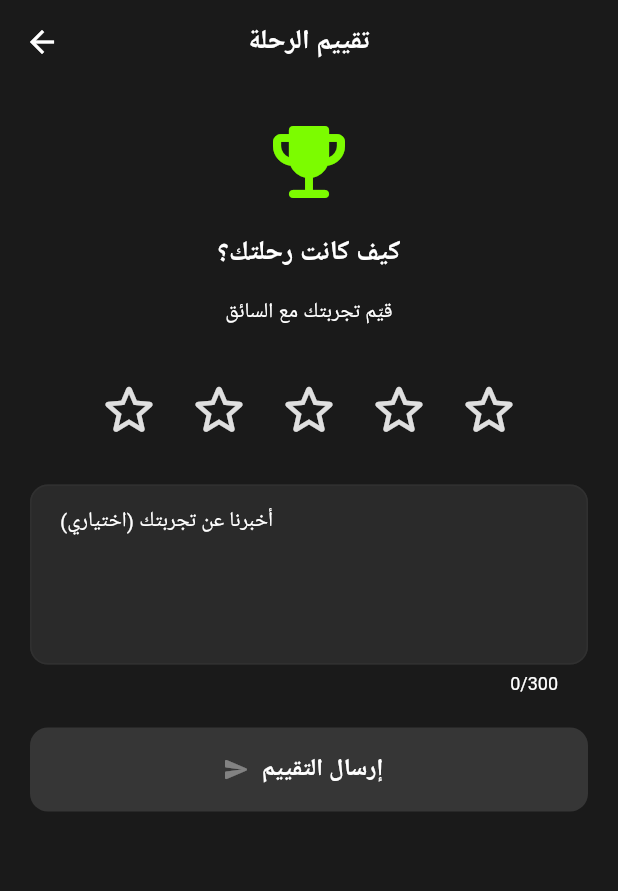
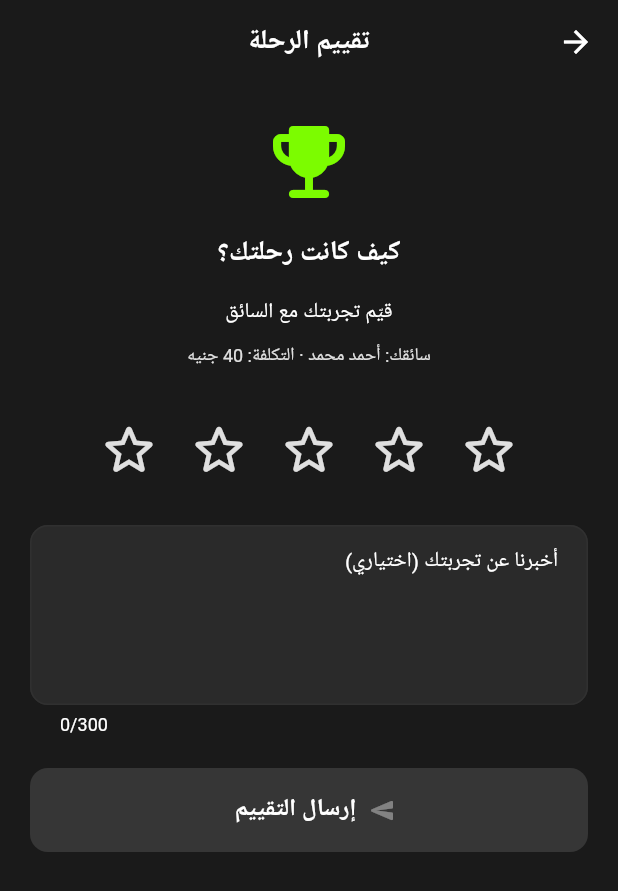
Before and after one commit to Ka900900/wasalny_rider, a Flutter app: the ActiveTripScreen screen opened by its route, after a tap on "تمت الرحلة", on a phone screen of 412 x 824 dp. Shown: the top 891 px of the screen. Run offline on Flutter 3.47's test engine with Material 3 defaults, Android fonts, the phone set to English and light mode, and no system bars; our stand-ins replace dio, firebase_auth, firebase_core, firebase_crashlytics, geolocator, google_fonts and 3 more; missing offline and left inert: flutter_osm_plugin; accounts and stored records are empty; network calls fail; Roboto replaces fonts that are missing (Cairo).

Commit message:
fix: complete app polish - pass tests, Firebase logout, RTL Arabic, splash retry, rating context

```diff
--- a/lib/features/profile/profile_screen.dart
+++ b/lib/features/profile/profile_screen.dart
@@ -1,6 +1,7 @@
 import 'package:flutter/material.dart';
 
 import 'package:wasalny_rider/core/services/api_service.dart';
+import 'package:wasalny_rider/core/services/auth_service.dart';
 import 'package:wasalny_rider/core/theme/app_theme.dart';
 
 /// Passenger profile screen.
@@ -52,7 +53,8 @@ class _ProfileScreenState extends State<ProfileScreen> {
   String get _email => _profile?['email'] as String? ?? '';
 
   Future<void> _logout() async {
-    ApiService.instance.clearToken();
+    // End the Firebase session AND clear the stored JWT before leaving.
+    await AuthService.instance.signOut();
     if (!mounted) return;
     Navigator.pushNamedAndRemoveUntil(context, '/login', (_) => false);
   }
--- a/lib/features/trip/active_trip_screen.dart
+++ b/lib/features/trip/active_trip_screen.dart
@@ -6,6 +6,7 @@ import 'package:flutter_osm_plugin/flutter_osm_plugin.dart' as osm;
 
 import 'package:wasalny_rider/core/theme/app_theme.dart';
 import 'package:wasalny_rider/core/utils/logger.dart';
+import 'package:wasalny_rider/features/trip/trip_rating_screen.dart';
 
 /// Arguments passed from the ride-options flow to [ActiveTripScreen].
 class ActiveTripArgs {
@@ -66,6 +67,10 @@ class _ActiveTripScreenState extends State<ActiveTripScreen> {
     payment: 'cash',
     fare: 40,
   );
+
+  // Simulated driver info (will come from the backend/socket later).
+  static const String _driverName = 'أحمد محمد';
+  static const String _driverCar = 'Hyundai Elantra · ١٢٣٤ أ ب ج';
 
   late final ActiveTripArgs _args;
   late final osm.MapController mapController;
@@ -218,7 +223,11 @@ class _ActiveTripScreenState extends State<ActiveTripScreen> {
   }
 
   void _completeTrip() {
-    Navigator.pushReplacementNamed(context, '/rating');
+    Navigator.pushReplacementNamed(
+      context,
+      '/rating',
+      arguments: TripRatingArgs(fare: _args.fare, driverName: _driverName),
+    );
   }
 
   void _callDriver() {
@@ -353,9 +362,9 @@ class _ActiveTripScreenState extends State<ActiveTripScreen> {
                     child: Column(
                       crossAxisAlignment: CrossAxisAlignment.start,
                       children: [
-                        Text('أحمد محمد', style: AppTextStyles.titleMedium),
+                        Text(_driverName, style: AppTextStyles.titleMedium),
                         Text(
-                          'Hyundai Elantra · ١٢٣٤ أ ب ج',
+                          _driverCar,
                           style: AppTextStyles.bodySmall,
                         ),
                       ],
--- a/lib/features/trip/trip_rating_screen.dart
+++ b/lib/features/trip/trip_rating_screen.dart
@@ -1,13 +1,24 @@
 import 'package:flutter/material.dart';
 
 import 'package:wasalny_rider/core/theme/app_theme.dart';
+
+/// Optional ride context passed to the rating screen from the active trip.
+class TripRatingArgs {
+  final double? fare;
+  final String? driverName;
+
+  const TripRatingArgs({this.fare, this.driverName});
+}
 
 /// Post-trip rating screen.
 ///
 /// Provides an interactive 5-star rating, an optional feedback text box and a
 /// "إرسال التقييم" button that returns the passenger to the home screen.
 class TripRatingScreen extends StatefulWidget {
-  const TripRatingScreen({super.key});
+  const TripRatingScreen({super.key, this.args});
+
+  /// Ride context (fare / driver name) shown at the top, if available.
+  final TripRatingArgs? args;
 
   @override
   State<TripRatingScreen> createState() => _TripRatingScreenState();
@@ -21,6 +32,18 @@ class _TripRatingScreenState extends State<TripRatingScreen> {
   void dispose() {
     _feedbackController.dispose();
     super.dispose();
+  }
+
+  /// Small summary of the trip context (driver + fare), if provided.
+  String get _rideSummary {
+    final args = widget.args;
+    final driver = args?.driverName;
+    final fare = args?.fare;
+    final parts = <String>[
+      if (driver != null && driver.isNotEmpty) 'سائقك: $driver',
+      if (fare != null) 'التكلفة: ${fare.round()} جنيه',
+    ];
+    return parts.join(' · ');
   }
 
   void _submit() {
@@ -69,6 +92,14 @@ class _TripRatingScreenState extends State<TripRatingScreen> {
                 textAlign: TextAlign.center,
                 style: AppTextStyles.bodyMedium,
               ),
+              if (widget.args != null) ...[
+                const SizedBox(height: AppSpacing.sm),
+                Text(
+                  _rideSummary,
+                  textAlign: TextAlign.center,
+                  style: AppTextStyles.bodySmall,
+                ),
+              ],
               const SizedBox(height: AppSpacing.xxl),
 
               // Interactive star rating
--- a/lib/main.dart
+++ b/lib/main.dart
@@ -1,5 +1,6 @@
 import 'package:firebase_core/firebase_core.dart';
 import 'package:flutter/material.dart';
+import 'package:flutter_localizations/flutter_localizations.dart';
 
 import 'package:wasalny_rider/core/theme/app_theme.dart';
 import 'package:wasalny_rider/core/utils/logger.dart';
@@ -44,6 +45,14 @@ class MyApp extends StatelessWidget {
       theme: AppTheme.darkTheme,
       darkTheme: AppTheme.darkTheme,
       themeMode: ThemeMode.dark,
+      // Arabic is the primary UI language (RTL layout).
+      locale: const Locale('ar'),
+      supportedLocales: const [Locale('ar'), Locale('en')],
+      localizationsDelegates: const [
+        GlobalMaterialLocalizations.delegate,
+        GlobalWidgetsLocalizations.delegate,
+        GlobalCupertinoLocalizations.delegate,
+      ],
       initialRoute: '/splash',
       onGenerateRoute: _onGenerateRoute,
     );
@@ -65,7 +74,9 @@ class MyApp extends StatelessWidget {
           ActiveTripScreen(args: settings.arguments as ActiveTripArgs?),
         );
       case '/rating':
-        return RouteTransitions.slideUp(const TripRatingScreen());
+        return RouteTransitions.slideUp(
+          TripRatingScreen(args: settings.arguments as TripRatingArgs?),
+        );
       case '/history':
         return RouteTransitions.slideHorizontal(const TripHistoryScreen());
       case '/notifications':
--- a/pubspec.yaml
+++ b/pubspec.yaml
@@ -48,15 +48,17 @@ dependencies:
   # Networking
   dio: ^5.7.0
   socket_io_client: ^2.0.3+1
-  http: ^1.2.0
 
   # Storage
   shared_preferences: ^2.1.0
 
   # UI & Utilities
   google_fonts: ^8.1.0
-  pinput: ^5.0.0
   logging: ^1.3.0
+
+  # Localization (Arabic RTL)
+  flutter_localizations:
+    sdk: flutter
 
 dev_dependencies:
   flutter_test:
```
Also changed, not shown: lib/features/splash/splash_screen.dart (+8 -2 lines), pubspec.lock, 1 other file.
